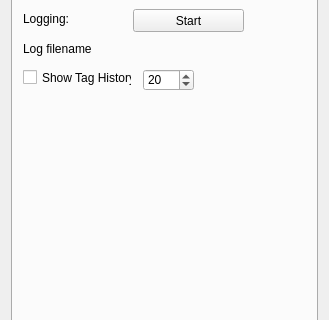
Above: autoNetSimulator/views/ViewSettingsWidget.ui from ZeroSean/NetSimulator before the change; both pictures show x 0 to 329 and y 138 to 458 of the 329 by 578 pixel window. Below: the same form after it.
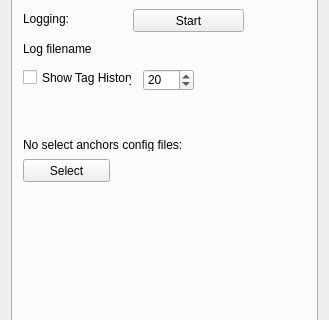
That is the form after the change.

Patch:
```diff
--- a/autoNetSimulator/views/ViewSettingsWidget.ui
+++ b/autoNetSimulator/views/ViewSettingsWidget.ui
@@ -184,6 +184,44 @@
         <string/>
        </property>
       </widget>
+      <widget class="QLabel" name="ancConfigLable">
+       <property name="geometry">
+        <rect>
+         <x>10</x>
+         <y>240</y>
+         <width>194</width>
+         <height>12</height>
+        </rect>
+       </property>
+       <property name="text">
+        <string>No select anchors config files: </string>
+       </property>
+      </widget>
+      <widget class="QPushButton" name="ancConfigSelect_pb">
+       <property name="geometry">
+        <rect>
+         <x>10</x>
+         <y>260</y>
+         <width>87</width>
+         <height>23</height>
+        </rect>
+       </property>
+       <property name="sizePolicy">
+        <sizepolicy hsizetype="Minimum" vsizetype="Fixed">
+         <horstretch>0</horstretch>
+         <verstretch>0</verstretch>
+        </sizepolicy>
+       </property>
+       <property name="minimumSize">
+        <size>
+         <width>0</width>
+         <height>0</height>
+        </size>
+       </property>
+       <property name="text">
+        <string>Select</string>
+       </property>
+      </widget>
      </widget>
      <widget class="QWidget" name="floorplan_tab">
       <attribute name="title">
```
